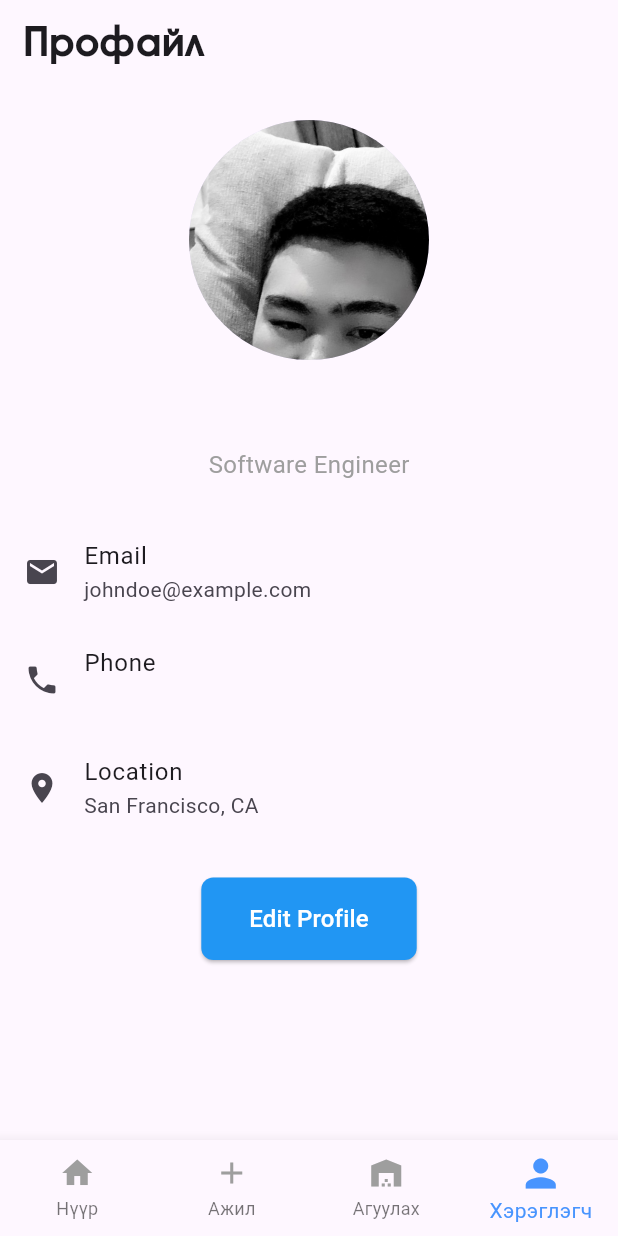
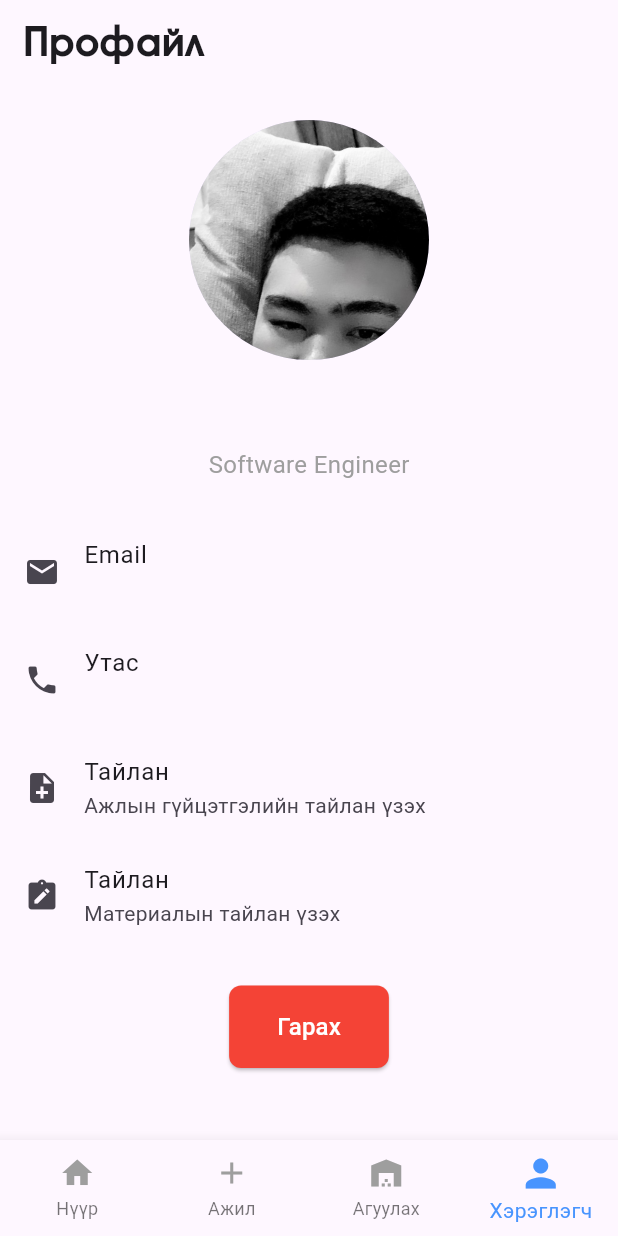
Before and after one commit to Sumiyall/esource, a Flutter app: the HomePage screen opened directly with empty values, item 4 of the bottom bar chosen, after a tap on "Email", on a phone screen of 412 x 824 dp. Run offline on Flutter 3.47's test engine with Material 3 defaults, Android fonts, the phone set to English and light mode, and no system bars; our stand-ins replace firebase_auth, firebase_core, firebase_database, firebase_storage, image_picker; accounts and stored records are empty.

Commit message:
edited name and profile

```diff
--- a/lib/main.dart
+++ b/lib/main.dart
@@ -1,10 +1,6 @@
 import 'package:firebase_core/firebase_core.dart';
 import 'package:flutter/material.dart';
 import 'package:provider/provider.dart';
-import 'manager/home_page.dart';
-import 'manager/login.dart';
-import 'manager/test/booking.dart';
-import 'worker/login1.dart';
 import 'choser.dart';
 import 'provider/task_provider.dart';
 import 'provider/table_provider.dart';
--- a/lib/manager/container/container_table.dart
+++ b/lib/manager/container/container_table.dart
@@ -1,4 +1,4 @@
-import 'dart:convert';
+// import 'dart:convert';
 import 'package:flutter/material.dart';
 import 'package:flutter/services.dart';
 import 'package:provider/provider.dart';
--- a/lib/manager/container/item_requests.dart
+++ b/lib/manager/container/item_requests.dart
@@ -87,7 +87,6 @@ class _ItemRequestPageState extends State<ItemRequestPage> {
 
       itemRequestProvider.removeRequest(item);
 
-      // Add the accepted request to the acceptedRequests list
       final acceptedRequest = {
         'name': item['name'],
         'quantity': item['quantity'],
--- a/lib/manager/home_page.dart
+++ b/lib/manager/home_page.dart
@@ -19,7 +19,7 @@ class _HomePageState extends State<HomePage> {
         UndsenPage(userEmail: widget.userEmail),
         AddWorkPage(),
         ContainerPage(),
-        ProfilePage(userId: _getUserIdFromEmail(widget.userEmail)),
+        ProfilePage(userEmail: widget.userEmail),
       ];
 
   int _getUserIdFromEmail(String email) {
--- a/lib/manager/login.dart
+++ b/lib/manager/login.dart
@@ -91,7 +91,7 @@ class _LoginPageState extends State<LoginPage> {
               TextField(
                 controller: _emailController,
                 decoration: InputDecoration(
-                  labelText: 'Менежерийн нэр',
+                  labelText: 'Менежерийн имэйл',
                   border: OutlineInputBorder(
                     borderRadius: BorderRadius.circular(10.0),
                     borderSide: BorderSide(
--- a/lib/manager/profile.dart
+++ b/lib/manager/profile.dart
@@ -1,10 +1,12 @@
+import 'package:esource/manager/login.dart';
+import 'package:esource/manager/report_page.dart';
+import 'package:firebase_auth/firebase_auth.dart';
 import 'package:flutter/material.dart';
 import 'package:firebase_database/firebase_database.dart';
 
 class ProfilePage extends StatefulWidget {
-  final int userId;
-
-  const ProfilePage({Key? key, required this.userId}) : super(key: key);
+  final String userEmail;
+  const ProfilePage({Key? key, required this.userEmail}) : super(key: key);
 
   @override
   State<ProfilePage> createState() => _ProfilePageState();
@@ -12,29 +14,29 @@ class ProfilePage extends StatefulWidget {
 
 class _ProfilePageState extends State<ProfilePage> {
   String _userName = '';
-  String _userPhone = '';
+  String _userPhoneNumber = '';
 
   @override
   void initState() {
     super.initState();
-    _fetchUserData(widget.userId);
+    _fetchUserName();
   }
 
-  Future<void> _fetchUserData(int userId) async {
-    final databaseRef = FirebaseDatabase.instance.reference();
-    final userRef =
-        databaseRef.child('users').orderByChild('id').equalTo(userId);
+  Future<void> _fetchUserName() async {
+    final databaseUrl = 'https://esource-bed3f-default-rtdb.asia-southeast1.firebasedatabase.app';
+    final databaseRef = FirebaseDatabase(databaseURL: databaseUrl).reference();
+    DatabaseReference userRef = databaseRef.child('users');
 
-    final snapshot = await userRef.once();
-    if (snapshot.snapshot.value != null) {
-      print('orloo1');
-      final userData =
-          (snapshot.snapshot.value as Map<dynamic, dynamic>).values.first;
-      setState(() {
-        _userName = userData['name'] ?? '';
-        _userPhone = userData['phoneNo']?.toString() ?? '';
-      });
-    }
+    userRef.orderByChild('email').equalTo(widget.userEmail).onChildAdded.listen((event) {
+      DataSnapshot snapshot = event.snapshot;
+      if (snapshot.exists) {
+        Map<dynamic, dynamic> userData = snapshot.value as Map<dynamic, dynamic>;
+        setState(() {
+          _userName = userData['name'] ?? '';
+          _userPhoneNumber = userData['phoneNo']?.toString() ?? '';
+        });
+      }
+    });
   }
 
   @override
@@ -69,42 +71,55 @@ class _ProfilePageState extends State<ProfilePage> {
             ListTile(
               leading: const Icon(Icons.email),
               title: const Text('Email'),
-              subtitle: const Text('johndoe@example.com'),
+              subtitle: Text(widget.userEmail),
               onTap: () {
                 // Handle email tap
               },
             ),
             ListTile(
               leading: const Icon(Icons.phone),
-              title: const Text('Phone'),
-              subtitle: Text(_userPhone),
+              title: const Text('Утас'),
+              subtitle: Text(_userPhoneNumber),
               onTap: () {
                 // Handle phone tap
               },
             ),
             ListTile(
-              leading: const Icon(Icons.location_on),
-              title: const Text('Location'),
-              subtitle: const Text('San Francisco, CA'),
+              leading: const Icon(Icons.note_add),
+              title: const Text('Тайлан'),
+              subtitle: const Text('Ажлын гүйцэтгэлийн тайлан үзэх'),
               onTap: () {
-                // Handle location tap
+                Navigator.push(
+                  context,
+                  MaterialPageRoute(builder: (context) => ReportPage(userEmail: widget.userEmail)),
+                );
+              },
+            ),
+            ListTile(
+              leading: const Icon(Icons.note_alt),
+              title: const Text('Тайлан'),
+              subtitle: const Text('Материалын тайлан үзэх'),
+              onTap: () {
               },
             ),
             const SizedBox(height: 24),
             ElevatedButton(
-              onPressed: () {
-                // Handle edit profile button tap
+              onPressed: () async {
+                await FirebaseAuth.instance.signOut();
+                Navigator.pushReplacement(
+                  context,
+                  MaterialPageRoute(builder: (context) => LoginPage()),
+                );
               },
               style: ElevatedButton.styleFrom(
-                backgroundColor: Colors.blue,
-                padding:
-                    const EdgeInsets.symmetric(horizontal: 32, vertical: 16),
+                backgroundColor: Colors.red,
+                padding: const EdgeInsets.symmetric(horizontal: 32, vertical: 16),
                 shape: RoundedRectangleBorder(
                   borderRadius: BorderRadius.circular(8),
                 ),
               ),
               child: const Text(
-                'Edit Profile',
+                'Гарах',
                 style: TextStyle(fontSize: 16, color: Colors.white),
               ),
             ),
--- a/lib/manager/undsen.dart
+++ b/lib/manager/undsen.dart
@@ -25,11 +25,13 @@ class UndsenPage extends StatefulWidget {
 
 class _UndsenPageState extends State<UndsenPage> {
   List<Map<String, dynamic>> _tasks = [];
+  String _userName = '';
 
   @override
   void initState() {
     super.initState();
     _fetchTasks();
+    _fetchUserName();
   }
 
   Future<void> _fetchTasks() async {
@@ -53,6 +55,22 @@ class _UndsenPageState extends State<UndsenPage> {
 
         setState(() {
           _tasks = fetchedTasks;
+        });
+      }
+    });
+  }
+
+  Future<void> _fetchUserName() async {
+    final databaseUrl = 'https://esource-bed3f-default-rtdb.asia-southeast1.firebasedatabase.app';
+    final databaseRef = FirebaseDatabase(databaseURL: databaseUrl).reference();
+    DatabaseReference userRef = databaseRef.child('users');
+
+    userRef.orderByChild('email').equalTo(widget.userEmail).onChildAdded.listen((event) {
+      DataSnapshot snapshot = event.snapshot;
+      if (snapshot.exists) {
+        Map<dynamic, dynamic> userData = snapshot.value as Map<dynamic, dynamic>;
+        setState(() {
+          _userName = userData['name'] ?? '';
         });
       }
     });
@@ -109,7 +127,7 @@ class _UndsenPageState extends State<UndsenPage> {
                               crossAxisAlignment: CrossAxisAlignment.start,
                               children: [
                                 Text(
-                                  widget.userEmail,
+                                  _userName,
                                   style: TextStyle(
                                     color: Colors.white,
                                     fontWeight: FontWeight.bold,
@@ -117,7 +135,7 @@ class _UndsenPageState extends State<UndsenPage> {
                                   ),
                                 ),
                                 Text(
-                                  'manager gsh',
+                                  'Менежер',
                                   style: TextStyle(
                                     color: Colors.white,
                                   ),
@@ -181,7 +199,7 @@ class _UndsenPageState extends State<UndsenPage> {
                           child: Row(
                             children: const [
                               Icon(
-                                Icons.timer_outlined,
+                                Icons.timer_sharp,
                                 color: Colors.white,
                               ),
                               SizedBox(width: 9),
--- a/lib/manager/work/home_appliance/home_task_list.dart
+++ b/lib/manager/work/home_appliance/home_task_list.dart
@@ -146,7 +146,7 @@ class _HomeTaskListPageState extends State<HomeTaskListPage> {
                     ),
                     SizedBox(height: 24),
                     Text(
-                      'Task Image',
+                      'Зураг',
                       style: TextStyle(
                         fontWeight: FontWeight.bold,
                         fontSize: 18,
@@ -160,7 +160,7 @@ class _HomeTaskListPageState extends State<HomeTaskListPage> {
                             width: double.infinity,
                             fit: BoxFit.cover,
                           )
-                        : Text('No image available'),
+                        : Text('Зураг хоосон байна'),
                     SizedBox(height: 24),
                     Text(
                       'Тайлбар',
@@ -192,7 +192,7 @@ class _HomeTaskListPageState extends State<HomeTaskListPage> {
                     ),
                     SizedBox(height: 12),
                     Text(
-                      'Date',
+                      'Хугацаа',
                       style: TextStyle(
                         fontWeight: FontWeight.bold,
                         fontSize: 18,
--- a/lib/worker/login1.dart
+++ b/lib/worker/login1.dart
@@ -91,7 +91,7 @@ class _LoginPage1State extends State<LoginPage1> {
               TextField(
                 controller: _emailController,
                 decoration: InputDecoration(
-                  labelText: 'Ажилтаны нэр',
+                  labelText: 'Ажилтны имэйл',
                   border: OutlineInputBorder(
                     borderRadius: BorderRadius.circular(10.0),
                     borderSide: BorderSide(
--- a/pubspec.yaml
+++ b/pubspec.yaml
@@ -48,6 +48,8 @@ dependencies:
   cloud_firestore: ^4.15.8
   firebase_database: ^10.4.9
   firebase_storage: ^11.6.9
+  pdf: ^3.10.8
+  open_file: ^3.3.2
 
 dev_dependencies:
   flutter_test:
```
Also changed, not shown: assets/json/dropdown_values.json (+146 -22 lines), assets/json/workers.json (+2 -5 lines), lib/manager/report_page.dart (added, +97 -0 lines), lib/manager/task_process.dart (+35 -38 lines), lib/worker/profile1.dart (+51 -16 lines), lib/worker/undsen1.dart (+20 -2 lines), pubspec.lock.
